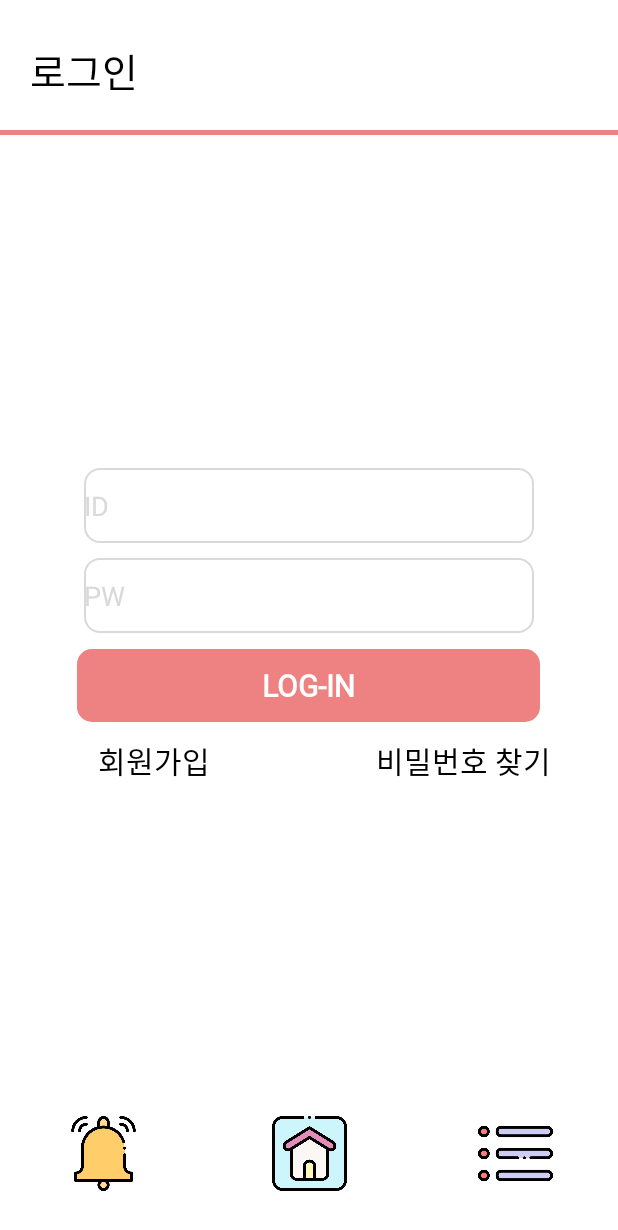
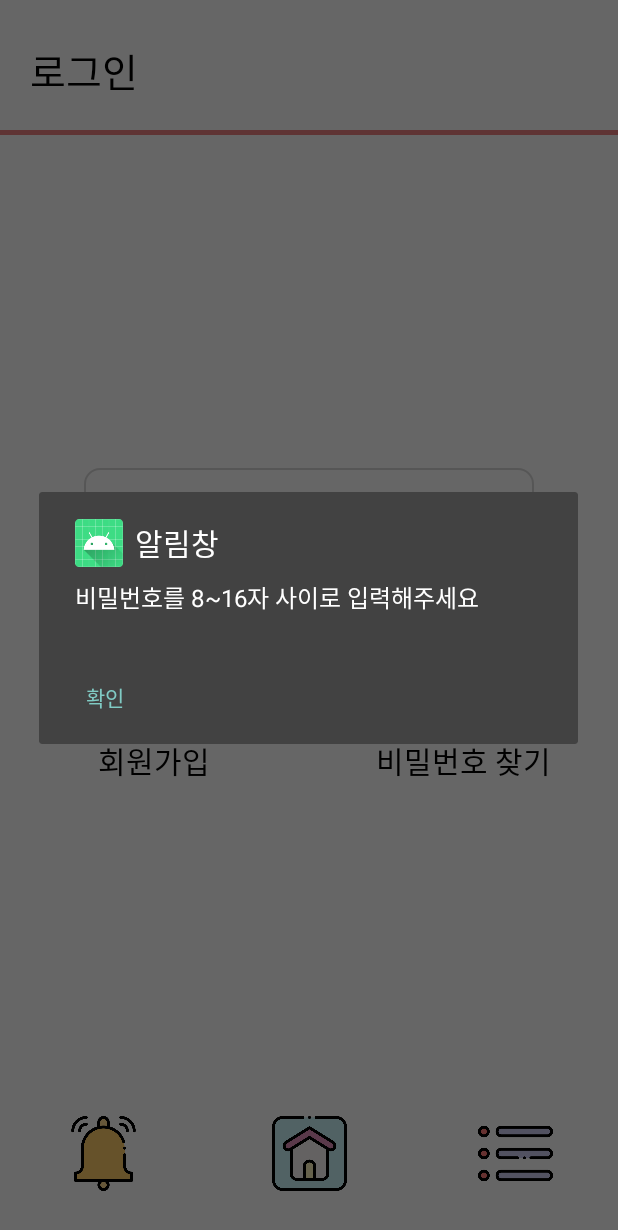
Before and after one commit to Bottleon/PayManagement-Android, an Android app: the screen it shows after launch (MainActivity), after a tap on "LOG-IN", on a phone screen of 412 x 824 dp. Shown: the top 1230 px of the screen. Run offline under Robolectric (Android 15) with nearby library versions, the phone set to English and light mode, and no system bars.

Commit message:
add move activity

```diff
--- a/app/src/main/java/com/example/myapplication/MainActivity.java
+++ b/app/src/main/java/com/example/myapplication/MainActivity.java
@@ -9,6 +9,7 @@ import android.content.Intent;
 import android.os.Bundle;
 import android.util.Log;
 import android.widget.EditText;
+import android.widget.TextView;
 import android.widget.Toast;
 
 import com.example.myapplication.common.exception.APIError;
@@ -36,29 +37,57 @@ import retrofit2.Callback;
 import retrofit2.Response;
 
 public class MainActivity extends AppCompatActivity {
-    private final String TAG = this.getClass().getSimpleName();
     AppCompatButton loginButton;
     EditText idText;
     EditText pwText;
+    TextView signupButton;
+    TextView findPwButton;
+    UserApi userApi;
+
     @Override
     protected void onCreate(Bundle savedInstanceState) {
         super.onCreate(savedInstanceState);
         setContentView(R.layout.activity_main);
-        initialization();
+        initializationComponents();
+        initializationFunctions();
     }
-
-    private void initialization(){
+    private void initializationComponents(){
         loginButton = findViewById(R.id.login_button);
         idText = findViewById(R.id.id_input);
         pwText = findViewById(R.id.pw_input);
-        UserApi userApi = RetrofitClient.getInstance().create(UserApi.class);
+        signupButton = findViewById(R.id.signin_text_button);
+        findPwButton = findViewById(R.id.findpw_text_button);
+    }
+    private void initializationFunctions(){
+        userApi = RetrofitClient.getInstance().create(UserApi.class);
+        clickLoginFunction();
+        clickSignupFunction();
+        clickFindPwFunction();
+    }
+    private void clickFindPwFunction(){
+        findPwButton.setOnClickListener(view->{
+            Intent intent = new Intent(MainActivity.this,FindpwActivity.class);
+            startActivity(intent);
+        });
+    }
+    private void clickSignupFunction(){
+        signupButton.setOnClickListener(view->{
+            Intent intent = new Intent(MainActivity.this,SignupActivity.class);
+            startActivity(intent);
+        });
+    }
+    private void clickLoginFunction(){
         loginButton.setOnClickListener(view -> {
             String id = idText.getText().toString();
             String pw = pwText.getText().toString();
-//            if(pw.length()<8||pw.length()>16){
-//                showMessage("비밀번호를 8~16자 사이로 입력해주세요");
-//                return;
-//            }
+            if(id==""){
+                showMessage("아이디를 입력해주세요");
+                return;
+            }
+            if(pw.length()<8||pw.length()>16){
+                showMessage("비밀번호를 8~16자 사이로 입력해주세요");
+                return;
+            }
             User user = new User();
             user.setId(id);
             user.setPassword(pw);
@@ -90,7 +119,7 @@ public class MainActivity extends AppCompatActivity {
             });
         });
     }
-    public void showMessage(String msg){
+    private void showMessage(String msg){
         AlertDialog.Builder dialog=new AlertDialog.Builder(this);
         dialog.setIcon(R.mipmap.ic_launcher);//알림창 아이콘 설정
         dialog.setTitle("알림창");
--- a/app/src/main/res/layout/activity_main.xml
+++ b/app/src/main/res/layout/activity_main.xml
@@ -42,31 +42,32 @@
         <LinearLayout
             android:layout_width="match_parent"
             android:layout_height="wrap_content"
-           android:orientation="vertical"
-           android:layout_gravity="center_vertical">
+            android:layout_gravity="center_vertical"
+            android:orientation="vertical">
+
             <EditText
                 android:id="@+id/id_input"
-            android:inputType="text"
                 android:layout_width="300dp"
                 android:layout_height="50dp"
                 android:layout_gravity="center_horizontal"
+                android:background="@drawable/memo_border"
                 android:hint="@string/hintID"
-            android:textColorHint="@color/gray"
-            android:background="@drawable/memo_border"
-            android:textColor="@color/black"/>
+                android:inputType="text"
+                android:textColor="@color/black"
+                android:textColorHint="@color/gray" />
 
             <EditText
                 android:id="@+id/pw_input"
                 android:layout_width="300dp"
                 android:layout_height="50dp"
+                android:layout_gravity="center_horizontal"
                 android:layout_marginTop="10dp"
-               android:layout_gravity="center_horizontal"
                 android:background="@drawable/memo_border"
                 android:hint="@string/hintPW"
                 android:importantForAutofill="no"
-               android:inputType="text"
-               android:textColorHint="@color/gray"
-               android:textColor="@color/black"/>
+                android:inputType="textPassword"
+                android:textColor="@color/black"
+                android:textColorHint="@color/gray" />
 
             <androidx.appcompat.widget.AppCompatButton
                 android:id="@+id/login_button"
@@ -75,10 +76,11 @@
                 android:layout_gravity="center_horizontal"
                 android:layout_marginTop="10dp"
                 android:background="@drawable/login_box"
+                android:fontFamily="@font/leferipointwhite"
                 android:text="@string/login"
-            android:textStyle="bold"
-            android:textSize="20sp" android:textColor="@color/white"
-            android:fontFamily="@font/leferipointwhite"/>
+                android:textColor="@color/white"
+                android:textSize="20sp"
+                android:textStyle="bold" />
 
 
             <LinearLayout
@@ -92,21 +94,22 @@
                     android:layout_width="match_parent"
                     android:layout_height="wrap_content"
                     android:layout_weight="1"
+                    android:fontFamily="@font/leferipointwhite"
                     android:text="회원가입"
-                   android:textSize="20dp"
+                    android:textAlignment="center"
                     android:textColor="@color/black"
-                   android:textAlignment="center"
-                   android:fontFamily="@font/leferipointwhite"/>
+                    android:textSize="20dp" />
+
                 <TextView
                     android:id="@+id/findpw_text_button"
                     android:layout_width="match_parent"
                     android:layout_height="wrap_content"
                     android:layout_weight="1"
+                    android:fontFamily="@font/leferipointwhite"
                     android:text="비밀번호 찾기"
-                   android:textSize="20dp"
+                    android:textAlignment="center"
                     android:textColor="@color/black"
-                   android:textAlignment="center"
-                   android:fontFamily="@font/leferipointwhite"/>
+                    android:textSize="20dp" />
             </LinearLayout>
         </LinearLayout>
     </ScrollView>
@@ -115,7 +118,8 @@
         android:layout_width="match_parent"
         android:layout_height="wrap_content"
         android:orientation="horizontal"
-    android:layout_marginBottom="30dp">
+        android:layout_marginBottom="30dp"
+        >
         <ImageButton
             android:id="@+id/bell_imagebutton"
             android:layout_width="0dp"
```
Also changed, not shown: app/src/main/AndroidManifest.xml (+17 -2 lines), app/src/main/java/com/example/myapplication/CategoryActivity.java (+16 -0 lines), app/src/main/java/com/example/myapplication/FindpwActivity.java (added, +13 -0 lines), app/src/main/java/com/example/myapplication/SignupActivity.java (added, +14 -0 lines). Lines whose indentation alone changed are shown as unchanged.
